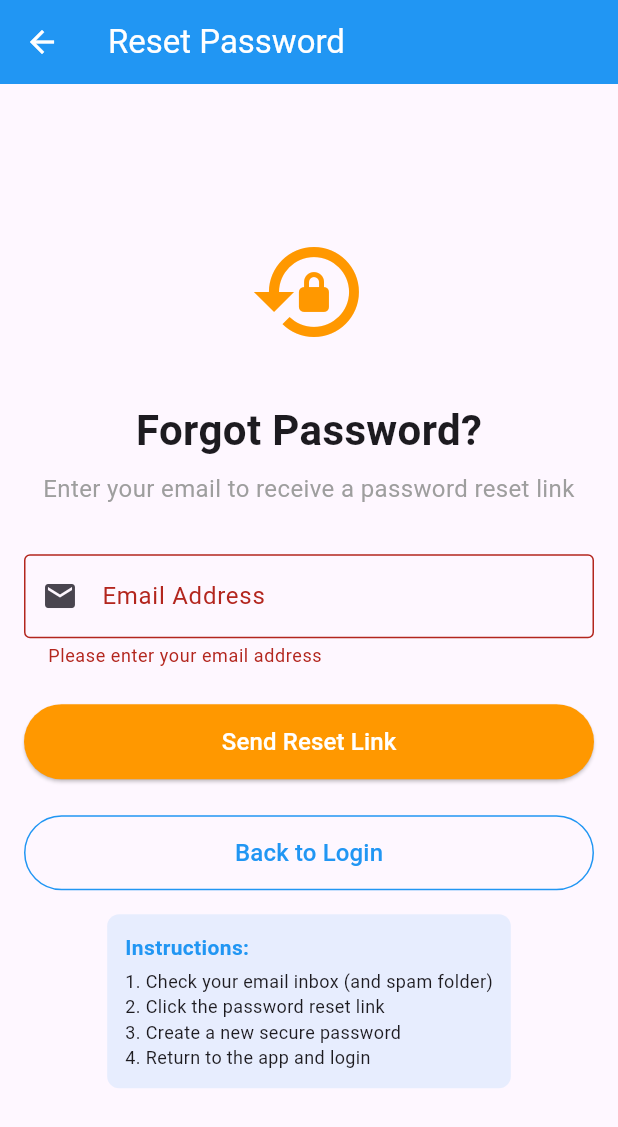
After one commit to Peterjakes/hospital_management_system, a Flutter app: the ForgotPasswordScreen screen opened directly, after a tap on "Send Reset Link", on a phone screen of 412 x 824 dp. The commit adds this screen. Shown: the top 1127 px of the screen. Run offline on Flutter 3.47's test engine with Material 3 defaults, Android fonts, the phone set to English and light mode, and no system bars; our stand-ins replace cloud_firestore, firebase_auth, firebase_core; accounts and stored records are empty.

Commit message:
implemented forgot password functionality with email reset

```diff
--- /dev/null
+++ b/lib/screens/auth/forgot_password_screen.dart
@@ -0,0 +1,266 @@
+import 'package:flutter/material.dart';
+import 'package:provider/provider.dart';
+import 'package:hospital_management_system/providers/auth_provider.dart';
+
+/// Forgot password screen for password reset functionality
+class ForgotPasswordScreen extends StatefulWidget {
+  const ForgotPasswordScreen({super.key});
+
+  @override
+  State<ForgotPasswordScreen> createState() => _ForgotPasswordScreenState();
+}
+
+class _ForgotPasswordScreenState extends State<ForgotPasswordScreen> {
+  final _formKey = GlobalKey<FormState>();
+  final _emailController = TextEditingController();
+  bool _isEmailSent = false;
+
+  @override
+  void dispose() {
+    _emailController.dispose();
+    super.dispose();
+  }
+
+  /// Handle password reset email sending
+  Future<void> _handlePasswordReset() async {
+    if (!_formKey.currentState!.validate()) return;
+
+    final authProvider = Provider.of<AuthProvider>(context, listen: false);
+
+    final success = await authProvider.sendPasswordResetEmail(
+      _emailController.text.trim(),
+    );
+
+    if (!mounted) return;
+
+    if (success) {
+      setState(() {
+        _isEmailSent = true;
+      });
+
+      // Show success message
+      ScaffoldMessenger.of(context).showSnackBar(
+        SnackBar(
+          content: Text('Password reset email sent to ${_emailController.text}'),
+          backgroundColor: Colors.green,
+          duration: const Duration(seconds: 5),
+        ),
+      );
+    } else {
+      // Show error message
+      ScaffoldMessenger.of(context).showSnackBar(
+        SnackBar(
+          content: Text(authProvider.errorMessage ?? 'Failed to send reset email'),
+          backgroundColor: Colors.red,
+        ),
+      );
+    }
+  }
+
+  /// Navigate back to login screen
+  void _navigateToLogin() {
+    Navigator.of(context).pop();
+  }
+
+  @override
+  Widget build(BuildContext context) {
+    return Consumer<AuthProvider>(
+      builder: (context, authProvider, child) {
+        return Scaffold(
+          appBar: AppBar(
+            title: const Text('Reset Password'),
+            backgroundColor: Colors.blue,
+            foregroundColor: Colors.white,
+          ),
+          body: Padding(
+            padding: const EdgeInsets.all(16.0),
+            child: Form(
+              key: _formKey,
+              child: Column(
+                mainAxisAlignment: MainAxisAlignment.center,
+                children: [
+                  // Icon
+                  Icon(
+                    _isEmailSent ? Icons.mark_email_read : Icons.lock_reset,
+                    size: 80,
+                    color: _isEmailSent ? Colors.green : Colors.orange,
+                  ),
+                  const SizedBox(height: 32),
+
+                  // Title
+                  Text(
+                    _isEmailSent ? 'Check Your Email' : 'Forgot Password?',
+                    style: const TextStyle(
+                      fontSize: 28,
+                      fontWeight: FontWeight.bold,
+                    ),
+                  ),
+                  const SizedBox(height: 8),
+
+                  // Subtitle
+                  Text(
+                    _isEmailSent
+                        ? 'We\'ve sent a password reset link to your email'
+                        : 'Enter your email to receive a password reset link',
+                    style: const TextStyle(
+                      fontSize: 16,
+                      color: Colors.grey,
+                    ),
+                    textAlign: TextAlign.center,
+                  ),
+                  const SizedBox(height: 32),
+
+                  if (!_isEmailSent) ...[
+                    // Email field
+                    TextFormField(
+                      controller: _emailController,
+                      keyboardType: TextInputType.emailAddress,
+                      decoration: const InputDecoration(
+                        labelText: 'Email Address',
+                        prefixIcon: Icon(Icons.email),
+                        border: OutlineInputBorder(),
+                      ),
+                      validator: (value) {
+                        if (value == null || value.isEmpty) {
+                          return 'Please enter your email address';
+                        }
+                        if (!RegExp(r'^[\w-\.]+@([\w-]+\.)+[\w-]{2,4}$').hasMatch(value)) {
+                          return 'Please enter a valid email address';
+                        }
+                        return null;
+                      },
+                    ),
+                    const SizedBox(height: 24),
+
+                    // Send reset email button
+                    SizedBox(
+                      width: double.infinity,
+                      height: 50,
+                      child: ElevatedButton(
+                        onPressed: authProvider.isLoading ? null : _handlePasswordReset,
+                        style: ElevatedButton.styleFrom(
+                          backgroundColor: Colors.orange,
+                          foregroundColor: Colors.white,
+                        ),
+                        child: authProvider.isLoading
+                            ? const CircularProgressIndicator(color: Colors.white)
+                            : const Text(
+                                'Send Reset Link',
+                                style: TextStyle(fontSize: 16),
+                              ),
+                      ),
+                    ),
+                  ] else ...[
+                    // Success message
+                    Container(
+                      padding: const EdgeInsets.all(16),
+                      decoration: BoxDecoration(
+                        color: Colors.green.withOpacity(0.1),
+                        borderRadius: BorderRadius.circular(8),
+                        border: Border.all(color: Colors.green.withOpacity(0.3)),
+                      ),
+                      child: Column(
+                        children: [
+                          const Text(
+                            'Email Sent Successfully!',
+                            style: TextStyle(
+                              fontSize: 18,
+                              fontWeight: FontWeight.bold,
+                              color: Colors.green,
+                            ),
+                          ),
+                          const SizedBox(height: 8),
+                          const Text(
+                            'Please check your email inbox and click the reset link.',
+                            textAlign: TextAlign.center,
+                          ),
+                          const SizedBox(height: 8),
+                          Text(
+                            'Email: ${_emailController.text}',
+                            style: const TextStyle(fontWeight: FontWeight.w600),
+                          ),
+                        ],
+                      ),
+                    ),
+                    const SizedBox(height: 24),
+
+                    // Resend button
+                    SizedBox(
+                      width: double.infinity,
+                      height: 50,
+                      child: OutlinedButton(
+                        onPressed: authProvider.isLoading ? null : () {
+                          setState(() {
+                            _isEmailSent = false;
+                          });
+                        },
+                        style: OutlinedButton.styleFrom(
+                          foregroundColor: Colors.orange,
+                          side: const BorderSide(color: Colors.orange),
+                        ),
+                        child: const Text(
+                          'Send Again',
+                          style: TextStyle(fontSize: 16),
+                        ),
+                      ),
+                    ),
+                  ],
+
+                  const SizedBox(height: 24),
+
+                  // Back to login button
+                  SizedBox(
+                    width: double.infinity,
+                    height: 50,
+                    child: OutlinedButton(
+                      onPressed: _navigateToLogin,
+                      style: OutlinedButton.styleFrom(
+                        foregroundColor: Colors.blue,
+                        side: const BorderSide(color: Colors.blue),
+                      ),
+                      child: const Text(
+                        'Back to Login',
+                        style: TextStyle(fontSize: 16),
+                      ),
+                    ),
+                  ),
+
+                  const SizedBox(height: 16),
+
+                  // Instructions
+                  Container(
+                    padding: const EdgeInsets.all(12),
+                    decoration: BoxDecoration(
+                      color: Colors.blue.withOpacity(0.1),
+                      borderRadius: BorderRadius.circular(8),
+                    ),
+                    child: const Column(
+                      crossAxisAlignment: CrossAxisAlignment.start,
+                      children: [
+                        Text(
+                          'Instructions:',
+                          style: TextStyle(
+                            fontWeight: FontWeight.bold,
+                            color: Colors.blue,
+                          ),
+                        ),
+                        SizedBox(height: 4),
+                        Text(
+                          '1. Check your email inbox (and spam folder)\n'
+                          '2. Click the password reset link\n'
+                          '3. Create a new secure password\n'
+                          '4. Return to the app and login',
+                          style: TextStyle(fontSize: 12),
+                        ),
+                      ],
+                    ),
+                  ),
+                ],
+              ),
+            ),
+          ),
+        );
+      },
+    );
+  }
+}
--- a/lib/screens/auth/login_screen.dart
+++ b/lib/screens/auth/login_screen.dart
@@ -1,6 +1,7 @@
 import 'package:flutter/material.dart';
 import 'package:provider/provider.dart';
 import 'package:hospital_management_system/providers/auth_provider.dart';
+import 'package:hospital_management_system/screens/auth/forgot_password_screen.dart';
 
 /// Login screen for user authentication
 class LoginScreen extends StatefulWidget {
@@ -25,32 +26,31 @@ class _LoginScreenState extends State<LoginScreen> {
     super.dispose();
   }
 
-  /// Handle user login with AuthProvider
+  /// Handle user login
   Future<void> _handleLogin() async {
     if (!_formKey.currentState!.validate()) return;
 
-    setState(() => _isLoading = true);
-
     final authProvider = Provider.of<AuthProvider>(context, listen: false);
 
+    setState(() => _isLoading = true);
     final success = await authProvider.signIn(
       email: _emailController.text.trim(),
       password: _passwordController.text,
     );
+    setState(() => _isLoading = false);
 
     if (!mounted) return;
 
-    setState(() => _isLoading = false);
-
     if (success) {
+      // show success message
       ScaffoldMessenger.of(context).showSnackBar(
         SnackBar(
-          content: Text(
-              'Welcome ${authProvider.currentUserData?['firstName'] ?? 'User'}!'),
+          content: Text('Welcome ${authProvider.currentUserData?['firstName']}!'),
           backgroundColor: Colors.green,
         ),
       );
     } else {
+      // Show error message
       ScaffoldMessenger.of(context).showSnackBar(
         SnackBar(
           content: Text(authProvider.errorMessage ?? 'Login failed'),
@@ -169,14 +169,25 @@ class _LoginScreenState extends State<LoginScreen> {
                         foregroundColor: Colors.white,
                       ),
                       child: _isLoading
-                          ? const CircularProgressIndicator(
-                              color: Colors.white,
-                            )
+                          ? const CircularProgressIndicator(color: Colors.white)
                           : const Text(
                               'Sign In',
                               style: TextStyle(fontSize: 16),
                             ),
                     ),
+                  ),
+                  const SizedBox(height: 16),
+
+                  // Forgot password link
+                  TextButton(
+                    onPressed: () {
+                      Navigator.of(context).push(
+                        MaterialPageRoute(
+                          builder: (context) => const ForgotPasswordScreen(),
+                        ),
+                      );
+                    },
+                    child: const Text('Forgot Password?'),
                   ),
                 ],
               ),
```
